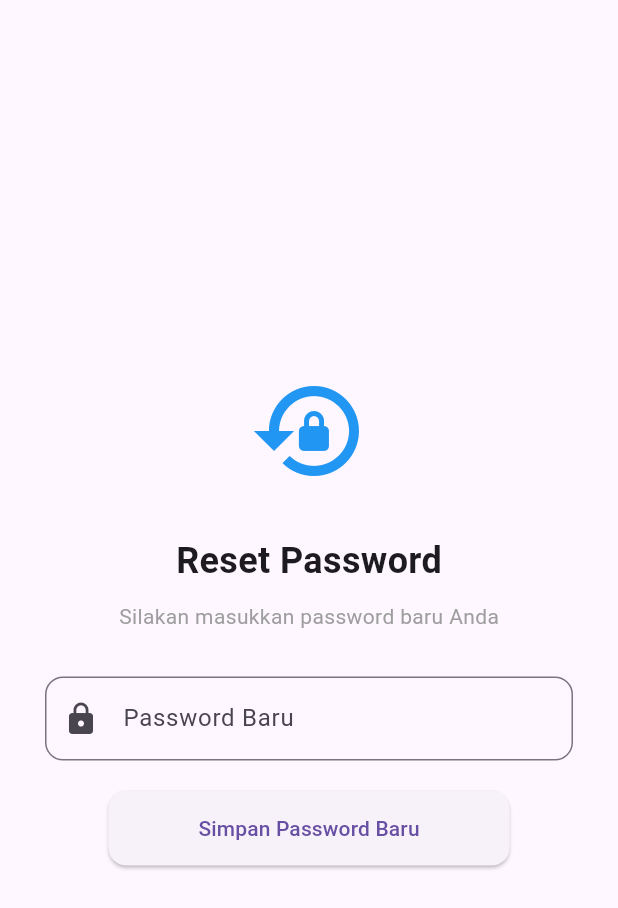
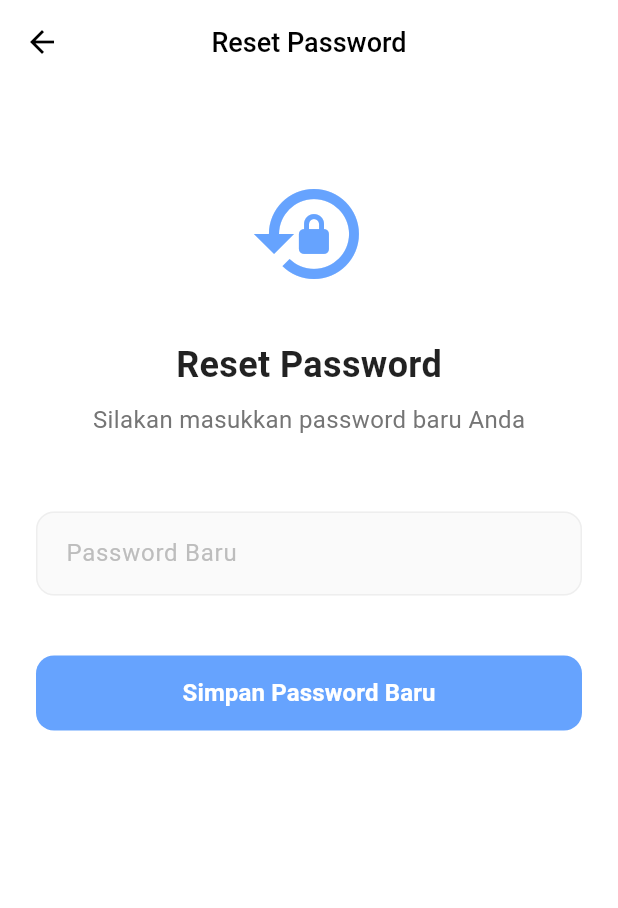
Before and after one commit to georgewin18/ProjectMobile-app, a Flutter app: the ResetPasswordPage screen opened directly with empty values, on a phone screen of 412 x 824 dp. Shown: the top 908 px of the screen. Run offline on Flutter 3.47's test engine with Material 3 defaults, Android fonts, the phone set to English and light mode, and no system bars; our stand-ins replace app_links, flutter_dotenv, supabase_flutter; accounts and stored records are empty.

Commit message:
add some style to reset password pages

```diff
--- a/lib/pages/reset_password_page.dart
+++ b/lib/pages/reset_password_page.dart
@@ -58,30 +58,82 @@ class _ResetPasswordPageState extends State<ResetPasswordPage> {
   @override
   Widget build(BuildContext context) {
     return Scaffold(
-      body: Center(
+      backgroundColor: Colors.white,
+      appBar: AppBar(
+        backgroundColor: Colors.transparent,
+        elevation: 0,
+        leading: IconButton(
+          icon: Icon(Icons.arrow_back, color: Colors.black),
+          onPressed: () => Navigator.pop(context),
+        ),
+        title: Text(
+          'Reset Password',
+          style: TextStyle(
+            color: Colors.black,
+            fontSize: 18,
+            fontWeight: FontWeight.w500,
+          ),
+        ),
+        centerTitle: true,
+      ),
+      body: SafeArea(
         child: SingleChildScrollView(
-          padding: const EdgeInsets.symmetric(horizontal: 30, vertical: 50),
+          padding: const EdgeInsets.symmetric(horizontal: 24, vertical: 20),
           child: Form(
             key: _formKey,
             child: Column(
               children: [
-                Icon(Icons.lock_reset, size: 80, color: Colors.blue),
+                SizedBox(height: 40),
+
+                // Lock Reset Icon
+                Icon(
+                  Icons.lock_reset,
+                  size: 80,
+                  color: Color(0xFF66A3FE)
+                ),
                 SizedBox(height: 30),
+
+                // Title Text
                 Text(
                   'Reset Password',
-                  style: TextStyle(fontSize: 24, fontWeight: FontWeight.bold),
+                  style: TextStyle(
+                    fontSize: 24,
+                    fontWeight: FontWeight.bold,
+                    color: Colors.black87,
                   ),
-                SizedBox(height: 10),
-                Text('Silakan masukkan password baru Anda',
-                    style: TextStyle(color: Colors.grey)),
-                SizedBox(height: 30),
+                ),
+                SizedBox(height: 8),
+                Text(
+                  'Silakan masukkan password baru Anda',
+                  style: TextStyle(
+                    color: Colors.grey[600],
+                    fontSize: 16,
+                  )
+                ),
+                SizedBox(height: 50),
+
+                // New Password Field
                 TextFormField(
                   controller: newPasswordController,
                   obscureText: true,
                   decoration: InputDecoration(
-                    labelText: 'Password Baru',
-                    border: OutlineInputBorder(borderRadius: BorderRadius.circular(12)),
-                    prefixIcon: Icon(Icons.lock),
+                    hintText: 'Password Baru',
+                    hintStyle: TextStyle(color: Colors.grey[400]),
+                    filled: true,
+                    fillColor: Colors.grey[50],
+                    border: OutlineInputBorder(
+                      borderRadius: BorderRadius.circular(12),
+                      borderSide: BorderSide(color: Colors.grey[200]!),
+                    ),
+                    enabledBorder: OutlineInputBorder(
+                      borderRadius: BorderRadius.circular(12),
+                      borderSide: BorderSide(color: Colors.grey[200]!),
+                    ),
+                    focusedBorder: OutlineInputBorder(
+                      borderRadius: BorderRadius.circular(12),
+                      borderSide: BorderSide(color: Color(0xFF66A3FE), width: 2),
+                    ),
+                    contentPadding: EdgeInsets.symmetric(horizontal: 16, vertical: 16),
                   ),
                   validator: (value) {
                     if (value == null || value.length < 6) {
@@ -90,18 +142,32 @@ class _ResetPasswordPageState extends State<ResetPasswordPage> {
                     return null;
                   },
                 ),
-                SizedBox(height: 20),
-                isLoading
-                    ? CircularProgressIndicator()
+                SizedBox(height: 40),
+
+                // Save Password Button
+                SizedBox(
+                  width: double.infinity,
+                  height: 50,
+                  child: isLoading
+                      ? Center(child: CircularProgressIndicator(color: Color(0xFF66A3FE)))
                       : ElevatedButton(
                           onPressed: _resetPassword,
                           style: ElevatedButton.styleFrom(
-                    padding: EdgeInsets.symmetric(horizontal: 60, vertical: 15),
+                            backgroundColor: Color(0xFF66A3FE),
+                            foregroundColor: Colors.white,
+                            elevation: 0,
                             shape: RoundedRectangleBorder(
                               borderRadius: BorderRadius.circular(12),
                             ),
                           ),
-                  child: Text('Simpan Password Baru'),
+                          child: Text(
+                            'Simpan Password Baru',
+                            style: TextStyle(
+                              fontSize: 16,
+                              fontWeight: FontWeight.w600,
+                            ),
+                          ),
+                        ),
                 ),
               ],
             ),
```
Lines whose indentation alone changed are shown as unchanged.
